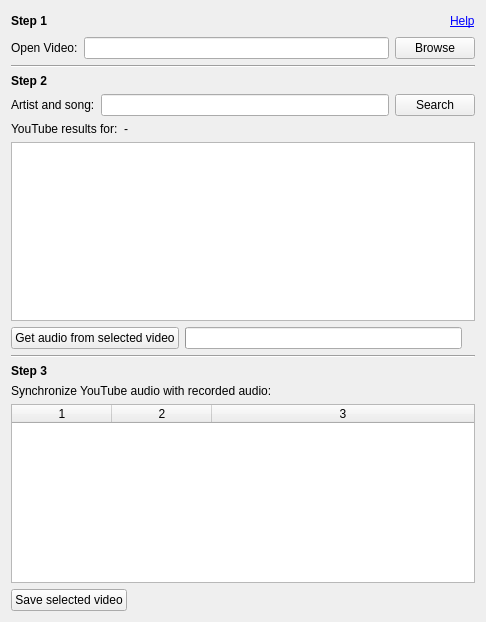
Above: soundfix.ui from harjoc/soundfix before the change. Below: the same form after it.
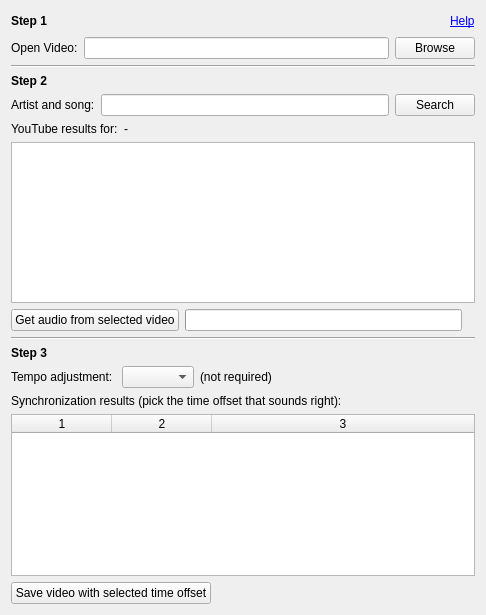
That is the form after the change.

Commit message: add tempo adjustment to ui

Diff of the .ui file:
```diff
--- a/soundfix.ui
+++ b/soundfix.ui
@@ -7,7 +7,7 @@
     <x>0</x>
     <y>0</y>
     <width>486</width>
-    <height>622</height>
+    <height>615</height>
    </rect>
   </property>
   <property name="windowTitle">
@@ -249,9 +249,50 @@
      </widget>
     </item>
     <item>
-     <widget class="QLabel" name="label_5">
+     <layout class="QHBoxLayout" name="horizontalLayout_8">
+      <item>
+       <widget class="QLabel" name="label_5">
+        <property name="text">
+         <string>Tempo adjustment: </string>
+        </property>
+       </widget>
+      </item>
+      <item>
+       <widget class="QComboBox" name="tempoCombo">
+        <property name="sizePolicy">
+         <sizepolicy hsizetype="Maximum" vsizetype="Fixed">
+          <horstretch>0</horstretch>
+          <verstretch>0</verstretch>
+         </sizepolicy>
+        </property>
+       </widget>
+      </item>
+      <item>
+       <widget class="QLabel" name="tempoInfoLabel">
+        <property name="text">
+         <string>(not required)</string>
+        </property>
+       </widget>
+      </item>
+      <item>
+       <spacer name="horizontalSpacer_5">
+        <property name="orientation">
+         <enum>Qt::Horizontal</enum>
+        </property>
+        <property name="sizeHint" stdset="0">
+         <size>
+          <width>186</width>
+          <height>14</height>
+         </size>
+        </property>
+       </spacer>
+      </item>
+     </layout>
+    </item>
+    <item>
+     <widget class="QLabel" name="label_4">
       <property name="text">
-       <string>Synchronize YouTube audio with recorded audio:</string>
+       <string>Synchronization results (pick the time offset that sounds right):</string>
       </property>
      </widget>
     </item>
@@ -304,7 +345,7 @@
        </sizepolicy>
       </property>
       <property name="text">
-       <string>Save selected video</string>
+       <string>Save video with selected time offset</string>
       </property>
      </widget>
     </item>
```
Left out of the diff: 10 changed lines with no effect on the pictures.
